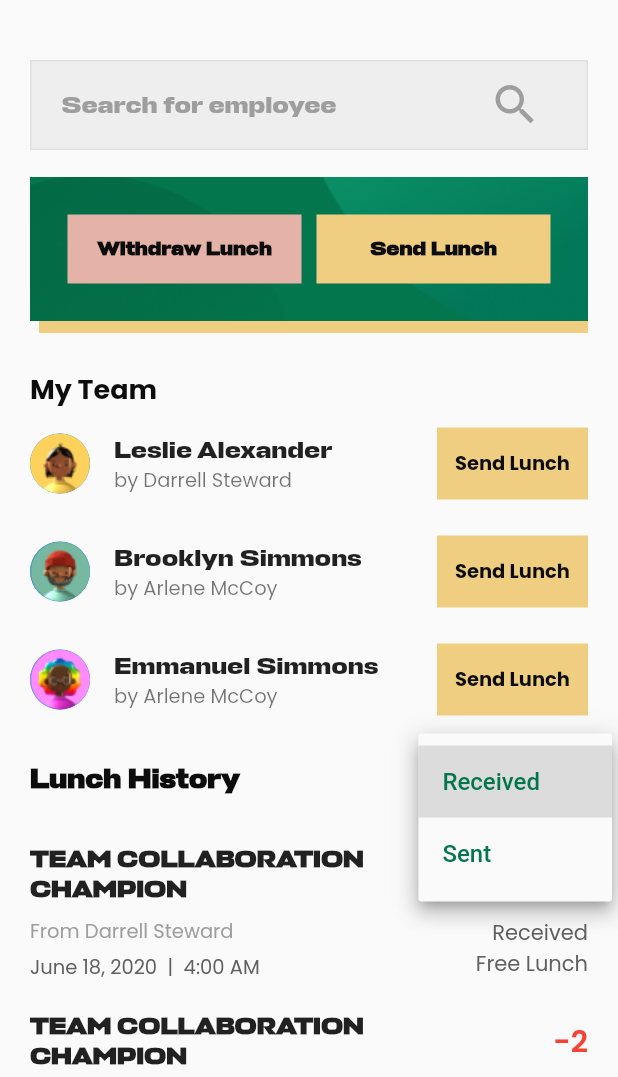
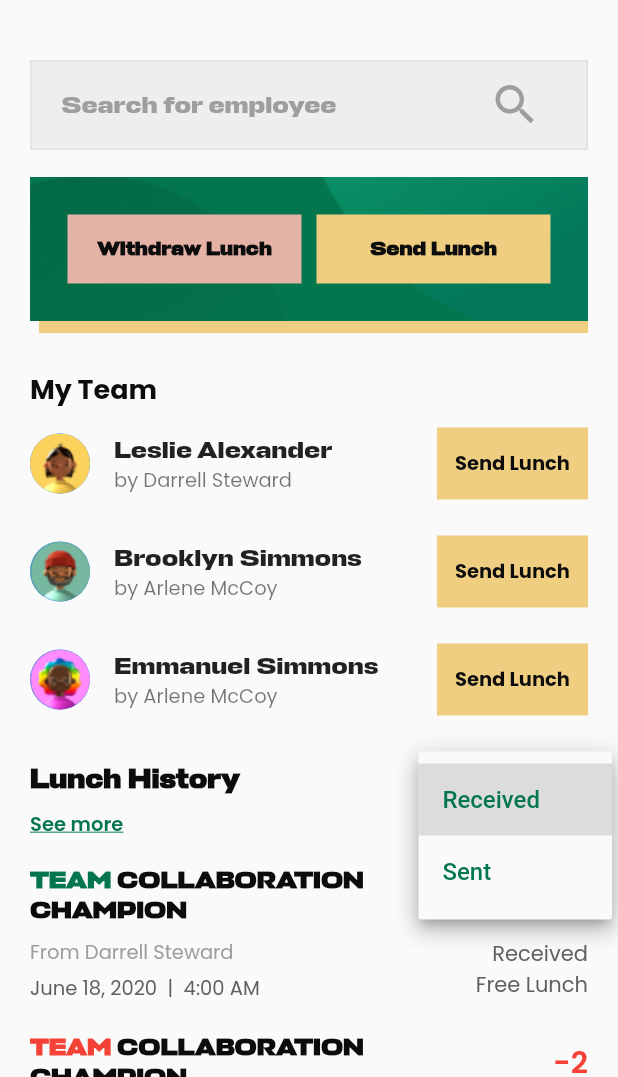
Before and after one commit to hngx-org/Eagles-food-mobile, a Flutter app: the screen it shows after launch, after a tap on "Received", on a phone screen of 412 x 824 dp, the part 159-1236 px from its top. Run offline on Flutter 3.47's test engine with Material 2 defaults, Android fonts, the phone set to English and light mode, and no system bars; our stand-ins replace connectivity_plus, fluttertoast, shared_preferences.

Commit message:
lunch history screen refractor

```diff
--- a/lib/screens/home/home_screen.dart
+++ b/lib/screens/home/home_screen.dart
@@ -109,7 +109,10 @@ class _HomeScreenState extends State<HomeScreen> {
                   height: 32,
                 ),
                 const TeamList(),
-                const LunchHistoryWidget()
+                const SizedBox(
+                  height: 20,
+                ),
+                 const LunchHistoryWidget(limit: true,)
               ],
             ),
           ),
--- a/lib/screens/lunch_history/lunch_history_screen.dart
+++ b/lib/screens/lunch_history/lunch_history_screen.dart
@@ -3,14 +3,14 @@ import 'package:hng_task3/configs/colors.dart';
 import 'package:hng_task3/widgets/lunch_history/available_lunch_card.dart';
 import 'package:hng_task3/widgets/lunch_history/lunch_history_widget.dart';
 
-class LaunchHistoryScreen extends StatefulWidget {
-  const LaunchHistoryScreen({Key? key}) : super(key: key);
+class LunchHistoryScreen extends StatefulWidget {
+  const LunchHistoryScreen({Key? key}) : super(key: key);
 
   @override
-  State<LaunchHistoryScreen> createState() => _LaunchHistoryScreenState();
+  State<LunchHistoryScreen> createState() => _LunchHistoryScreenState();
 }
 
-class _LaunchHistoryScreenState extends State<LaunchHistoryScreen> {
+class _LunchHistoryScreenState extends State<LunchHistoryScreen> {
   @override
   Widget build(BuildContext context) {
     return Scaffold(
@@ -38,7 +38,7 @@ class _LaunchHistoryScreenState extends State<LaunchHistoryScreen> {
               ),
               Padding(
                 padding: EdgeInsets.all(16.0),
-                child: LunchHistoryWidget(),
+                child: LunchHistoryWidget(limit: false,),
               ),
             ],
           ),
--- a/lib/screens/menu/components/current_screen.dart
+++ b/lib/screens/menu/components/current_screen.dart
@@ -1,6 +1,7 @@
 import 'package:flutter/material.dart';
 import 'package:hng_task3/screens/home/home_screen.dart';
 import 'package:hng_task3/screens/menu/configurations.dart';
+
 // import 'package:hng_task3/screens/withdraw/withdraw_lunch.dart';
 // import 'package:hng_task3/utils/assets/assets.dart';
 
@@ -15,6 +16,7 @@ class CurrentScreen extends StatelessWidget {
     required this.openDrawer,
     required this.item,
   });
+
   final bool isDrawerOpen;
   final VoidCallback openDrawer;
   final VoidCallback closeDrawer;
--- a/lib/widgets/common/lunch_history_item.dart
+++ b/lib/widgets/common/lunch_history_item.dart
@@ -1,6 +1,7 @@
 import 'package:flutter/material.dart';
 import 'package:hng_task3/configs/colors.dart';
 import 'package:hng_task3/models/lunch_history_model.dart';
+import 'package:hng_task3/widgets/lunch_history/dynamic_color_text.dart';
 
 class LaunchHistoryItem extends StatelessWidget {
   const LaunchHistoryItem({Key? key, required this.lunchHistory})
@@ -14,14 +15,10 @@ class LaunchHistoryItem extends StatelessWidget {
         Row(
           children: [
             Expanded(
-              child: Text(
-                lunchHistory.reason.toUpperCase(),
-                style: Theme.of(context).textTheme.titleMedium?.copyWith(
-                      fontFamily: "Stapel",
-                      fontSize: 16,
-                      fontWeight: FontWeight.w700,
-                    ),
-              ),
+              child: DynamicColorText(
+                  text: lunchHistory.reason.toUpperCase(),
+                  dynamicColor:
+                      lunchHistory.isReceived ? ColorUtils.Green : Colors.red),
             ),
             const SizedBox(
               width: 35,
--- /dev/null
+++ b/lib/widgets/lunch_history/dynamic_color_text.dart
@@ -0,0 +1,65 @@
+import 'dart:math';
+import 'dart:developer' as l;
+
+import 'package:flutter/material.dart';
+import 'package:hng_task3/configs/colors.dart';
+
+class DynamicColorText extends StatefulWidget {
+  const DynamicColorText(
+      {Key? key, required this.text, required this.dynamicColor})
+      : super(key: key);
+  final String text;
+  final Color dynamicColor;
+
+  @override
+  State<DynamicColorText> createState() => _DynamicColorTextState();
+}
+
+class _DynamicColorTextState extends State<DynamicColorText> {
+  List coloredIndexes = [];
+  List<String> splitedText = [];
+
+  @override
+  void initState() {
+    final random = Random();
+    int numberOfWordsToColor = random.nextInt(2) + 1;
+    splitedText = widget.text.split(' ');
+    coloredIndexes = getColoredIndexes(splitedText, numberOfWordsToColor);
+    l.log(numberOfWordsToColor.toString());
+    setState(() {});
+    super.initState();
+  }
+
+  @override
+  Widget build(BuildContext context) {
+    return Text.rich(TextSpan(
+        children: List.generate(splitedText.length, (index) {
+      l.log(index.toString());
+      return TextSpan(
+          text: "${splitedText[index]} ",
+          style: Theme.of(context).textTheme.titleMedium?.copyWith(
+              fontFamily: "Stapel",
+              fontSize: 16,
+              fontWeight: FontWeight.w700,
+              color: coloredIndexes.contains(index)
+                  ? widget.dynamicColor
+                  : ColorUtils.Black));
+    })));
+  }
+}
+
+List<int> getColoredIndexes<T>(List<String> list, int indexLength) {
+  if (list.length <= 2) {
+    return list.isEmpty ? [] : [0];
+  } else {
+    final random = Random();
+    final startIndex = random.nextInt(list.length - 1);
+
+    if (indexLength == 1) {
+      return [startIndex];
+    } else {
+      return [startIndex, startIndex + 1];
+    }
+
+  }
+}
--- a/lib/widgets/lunch_history/lunch_history_widget.dart
+++ b/lib/widgets/lunch_history/lunch_history_widget.dart
@@ -7,7 +7,8 @@ import 'package:hng_task3/widgets/common/lunch_history_item.dart';
 enum LunchHistoryFIlters { Received, Sent }
 
 class LunchHistoryWidget extends StatefulWidget {
-  const LunchHistoryWidget({Key? key}) : super(key: key);
+  const LunchHistoryWidget({Key? key, required this.limit}) : super(key: key);
+  final bool limit;
 
   @override
   State<LunchHistoryWidget> createState() => _LunchHistoryWidgetState();
@@ -19,19 +20,17 @@ class _LunchHistoryWidgetState extends State<LunchHistoryWidget> {
   @override
   Widget build(BuildContext context) {
     return Column(
+      crossAxisAlignment: CrossAxisAlignment.start,
       children: [
         Row(
+          crossAxisAlignment: CrossAxisAlignment.start,
           children: [
             Expanded(
-              child: InkWell(
-                onTap: () {
-                  Navigator.push(
-                      context,
-                      MaterialPageRoute(
-                        builder: (context) => const LaunchHistoryScreen(),
-                      ));
-                },
-                child: Text(
+              child: Column(
+                mainAxisSize: MainAxisSize.min,
+                crossAxisAlignment: CrossAxisAlignment.start,
+                children: [
+                  Text(
                     "Lunch History",
                     style: TextStyle(
                         fontSize: 18,
@@ -39,10 +38,32 @@ class _LunchHistoryWidgetState extends State<LunchHistoryWidget> {
                         color: ColorUtils.Black,
                         fontWeight: FontWeight.w700),
                   ),
+                  if (widget.limit)
+                    InkWell(
+                      onTap: () {
+                        Navigator.push(
+                            context,
+                            MaterialPageRoute(
+                              builder: (context) => const LunchHistoryScreen(),
+                            ));
+                      },
+                      child: Padding(
+                        padding: const EdgeInsets.symmetric(vertical: 8.0),
+                        child: Text(
+                          'See more',
+                          style: TextStyle(
+                              fontSize: 13,
+                              decoration: TextDecoration.underline,
+                              color: ColorUtils.Green,
+                              fontWeight: FontWeight.w600),
+                        ),
+                      ),
+                    ),
+                ],
               ),
             ),
             Padding(
-              padding: const EdgeInsets.all(8.0),
+              padding: const EdgeInsets.symmetric(horizontal: 8.0),
               child: DropdownButton<LunchHistoryFIlters>(
                 icon: const Icon(Icons.arrow_drop_down),
                 value: selectedFilter,
```
Lines whose indentation alone changed are shown as unchanged.
